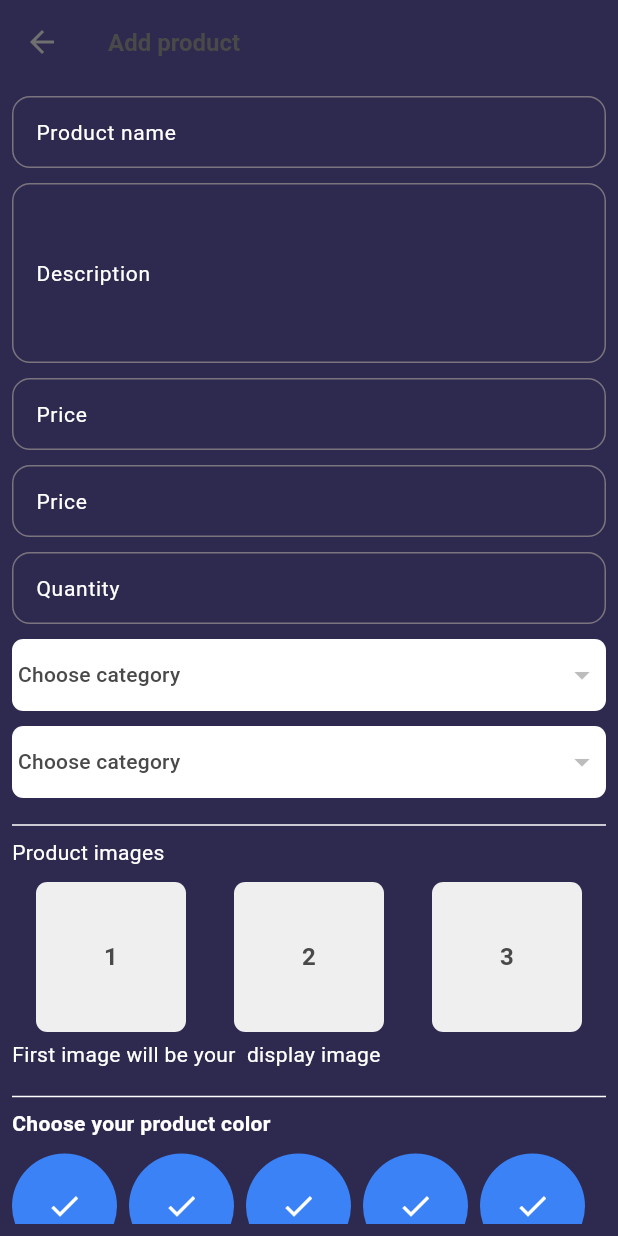
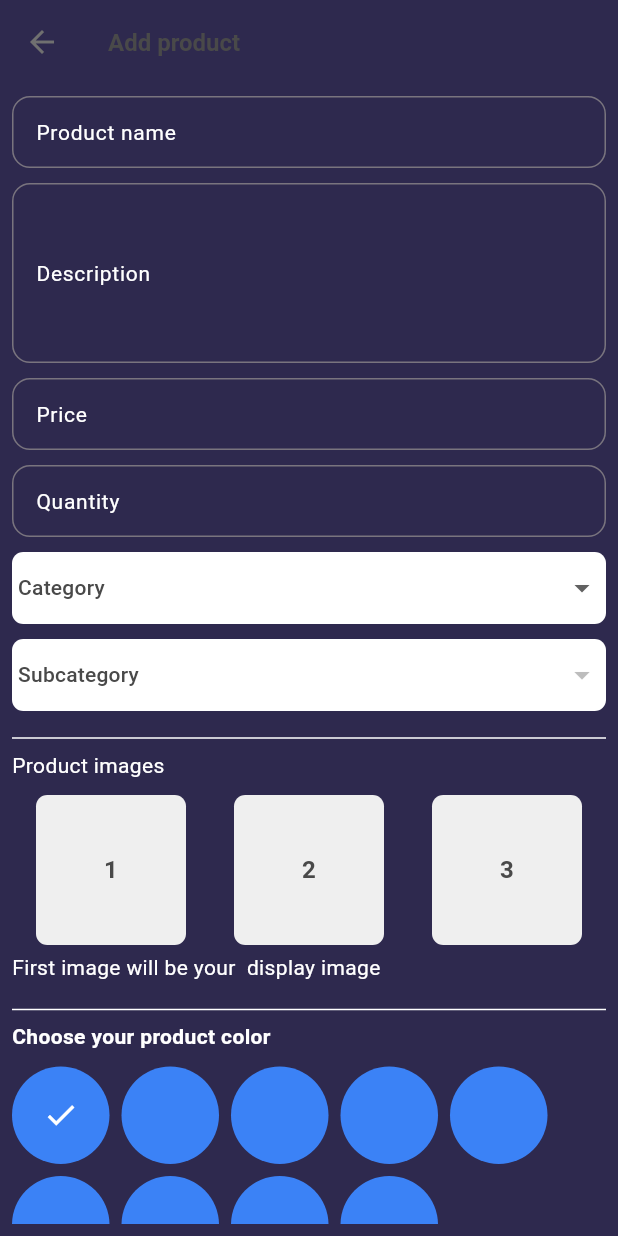
Before and after one commit to MDK301/e_comer_admin, a Flutter app: the ProductsScreen screen opened directly, after a tap on the "add" icon, on a phone screen of 412 x 824 dp. Run offline on Flutter 3.47's test engine with Material 3 defaults, Android fonts, the phone set to English and light mode, and no system bars; our stand-ins replace cloud_firestore, firebase_auth, firebase_core, firebase_storage, get, image_picker and 1 more; accounts and stored records are empty.

Commit message:
29/30 finish

```diff
--- /dev/null
+++ b/lib/controller/product_controller.dart
@@ -0,0 +1,60 @@
+import 'dart:io';
+
+import 'package:e_comer_admin/const/const.dart';
+import 'package:e_comer_admin/models/category_model.dart';
+import 'package:flutter/services.dart';
+import 'package:image_picker/image_picker.dart';
+
+class ProductController extends GetxController{
+//text field controller
+  var pnameController = TextEditingController();
+  var pdescController = TextEditingController();
+  var ppriceController = TextEditingController();
+  var pquantityController = TextEditingController();
+
+  var categoryList =<String>[].obs;
+  var subcategoryList = <String>[].obs;
+  List<Category> category = [];
+  var pImagesList =RxList<dynamic>.generate(3, (index)=>null);
+
+  var categoryvalue = ''.obs;
+  var subcategoryvalue = ''.obs;
+  var selectedColorIndex = 0.obs;
+
+
+  getCategories() async {
+    var data = await rootBundle.loadString("lib/services/category_model.json");
+    var cat = categoryModelFromJson(data);
+    category = cat.categories;
+  }
+
+  populateCategoryList() {
+    categoryList.clear();
+
+    for (var item in category) {
+      categoryList.add(item.name);
+    }
+  }
+  populateSubcategory(cat) {
+    subcategoryList.clear();
+
+    var data = category.where((element) => element.name == cat).toList();
+
+    for (var i = 0; i < data.first.subcategory.length; i++) {
+      subcategoryList.add(data.first.subcategory[i]);
+    }
+  }
+  pickImage(index, context) async {
+    try {
+      final img = await ImagePicker().pickImage(source: ImageSource.gallery, imageQuality: 80);
+      if (img == null) {
+        return;
+      } else {
+        pImagesList[index] = File(img.path);
+      }
+    } catch (e) {
+      VxToast.show(context, msg: e.toString());
+    }
+  }
+
+}
--- a/lib/services/store_service.dart
+++ b/lib/services/store_service.dart
@@ -10,4 +10,7 @@ class StoreServices {
   static getOrders(uid) {
     return firestore.collection(ordersCollection).where('vendors', arrayContains: uid).snapshots();
   }
+  static getProducts(uid) {
+    return firestore.collection(productsCollection).where('vendor_id', isEqualTo: uid).snapshots();
+  }
 }
--- a/lib/views/products_screen/add_product.dart
+++ b/lib/views/products_screen/add_product.dart
@@ -1,4 +1,5 @@
 import 'package:e_comer_admin/const/const.dart';
+import 'package:e_comer_admin/controller/product_controller.dart';
 import 'package:e_comer_admin/views/products_screen/component/product_dropdown.dart';
 import 'package:e_comer_admin/views/products_screen/component/product_images.dart';
 import 'package:e_comer_admin/views/widget/custom_textfield.dart';
@@ -9,6 +10,8 @@ class AddProduct extends StatelessWidget {
 
   @override
   Widget build(BuildContext context) {
+    var controller = Get.find<ProductController>();
+
     return Scaffold(
       backgroundColor: purpleColor,
       appBar: AppBar(
@@ -30,36 +33,66 @@ class AddProduct extends StatelessWidget {
           child: Column(
             crossAxisAlignment: CrossAxisAlignment.start,
             children: [
-              customTextField(hint: "eg. BMW", label: "Product name"),
+              customTextField(
+                  hint: "eg. BMW",
+                  label: "Product name",
+                  controller: controller.pnameController),
               10.heightBox,
               customTextField(
-                  hint: "eg. Nice product", label: "Description", isDesc: true),
+                  hint: "eg. Nice product",
+                  label: "Description",
+                  isDesc: true,
+                  controller: controller.pdescController),
               10.heightBox,
-              customTextField(hint: "eg. \$100", label: "Price"),
+              customTextField(
+                  hint: "eg. \$100",
+                  label: "Price",
+                  controller: controller.ppriceController),
               10.heightBox,
-              customTextField(hint: "eg. \$100", label: "Price"),
+              customTextField(
+                  hint: "eg. 20",
+                  label: "Quantity",
+                  controller: controller.pquantityController),
               10.heightBox,
-              customTextField(hint: "eg. 20", label: "Quantity"),
+              productDropdown("Category", controller.categoryList,
+                  controller.categoryvalue, controller),
               10.heightBox,
-              productDropdown(),
+              productDropdown("Subcategory", controller.subcategoryList,
+                  controller.subcategoryvalue, controller),
               10.heightBox,
-              productDropdown(),
-              10.heightBox,
-              Divider(color: white,),
+              Divider(
+                color: white,
+              ),
               normalText(text: "Product images"),
               10.heightBox,
-
-              Row(
+              Obx(
+                () => Row(
                   mainAxisAlignment: MainAxisAlignment.spaceAround,
-                children: List.generate(3, (index) => producImages(lable: "${index+1}")),
+                  children: List.generate(
+                    3,
+                    (index) => controller.pImagesList[index] != null
+                        ? Image.file(
+                            controller.pImagesList[index],
+                            width: 100,
+                          ).onTap(() {
+                            controller.pickImage(index, context);
+                          })
+                        : producImages(label: "${index + 1}").onTap(() {
+                            controller.pickImage(index, context);
+                          }),
+                  ),
+                ),
               ),
               5.heightBox,
               normalText(text: "First image will be your  display image"),
               10.heightBox,
-              Divider(color: white,),
+              Divider(
+                color: white,
+              ),
               boldText(text: "Choose your product color"),
               10.heightBox,
-              Wrap(
+              Obx(
+                () => Wrap(
                   spacing: 8.0,
                   runSpacing: 8.0,
                   children: List.generate(
@@ -67,9 +100,19 @@ class AddProduct extends StatelessWidget {
                     (index) => Stack(
                       alignment: Alignment.center,
                       children: [
-                      VxBox().color(Vx.randomPrimaryColor).roundedFull.size(70, 70).make(),
-                      const Icon(Icons.done, color: white),
+                        VxBox()
+                            .color(Vx.randomPrimaryColor)
+                            .roundedFull
+                            .size(65, 65)
+                            .make()
+                            .onTap(() {
+                          controller.selectedColorIndex.value = index;
+                        }),
+                        controller.selectedColorIndex.value == index
+                            ? const Icon(Icons.done, color: white)
+                            : const SizedBox(),
                       ],
+                    ),
                   ),
                 ),
               ),
--- a/lib/views/products_screen/component/product_dropdown.dart
+++ b/lib/views/products_screen/component/product_dropdown.dart
@@ -1,14 +1,33 @@
 import 'package:e_comer_admin/const/const.dart';
+import 'package:e_comer_admin/controller/product_controller.dart';
 import 'package:e_comer_admin/views/widget/text_style.dart';
 
-Widget productDropdown() {
-  return DropdownButtonHideUnderline(
-      child: DropdownButton<String>(
-        hint: normalText(text: "Choose category",color: fontGrey),
-        value: null,
-        isExpanded: true,
-        items: const [],
-        onChanged: (value) {},
-      ) // DropdownButton
-  ).box.white.padding(const EdgeInsets.symmetric(horizontal: 4)).roundedSM.make();
+Widget productDropdown(
+    hint, List<String> list, dropvalue, ProductController controller) {
+  return Obx(
+    () => DropdownButtonHideUnderline(
+            child: DropdownButton<String>(
+      hint: normalText(text: "$hint", color: fontGrey),
+      value: dropvalue.value == '' ? null : dropvalue.value,
+      isExpanded: true,
+      items: list.map((e) {
+        return DropdownMenuItem(
+          child: e.toString().text.make(),
+          value: e,
+        );
+      }).toList(),
+      onChanged: (newValue) {
+        if (hint == "Category") {
+          controller.subcategoryvalue.value = '';
+          controller.populateSubcategory(newValue.toString());
+        }
+        dropvalue.value = newValue.toString();
+      },
+    ))
+        .box
+        .white
+        .padding(const EdgeInsets.symmetric(horizontal: 4))
+        .roundedSM
+        .make(),
+  );
 }
--- a/lib/views/products_screen/component/product_images.dart
+++ b/lib/views/products_screen/component/product_images.dart
@@ -1,4 +1,15 @@
 import 'package:e_comer_admin/const/const.dart';
- Widget producImages({required lable,onPress}){
-   return "$lable".text.bold.color(fontGrey).size(16.0).makeCentered().box.color(lightGrey).size(100, 100).roundedSM.make();
- }
+
+Widget producImages({required label, onPress}) {
+  return "$label"
+      .text
+      .bold
+      .color(fontGrey)
+      .size(16.0)
+      .makeCentered()
+      .box
+      .color(lightGrey)
+      .size(100, 100)
+      .roundedSM
+      .make();
+}
--- a/lib/views/products_screen/products_screen.dart
+++ b/lib/views/products_screen/products_screen.dart
@@ -1,7 +1,12 @@
+import 'package:cloud_firestore/cloud_firestore.dart';
 import 'package:e_comer_admin/const/const.dart';
+import 'package:e_comer_admin/const/firebase_consts.dart';
+import 'package:e_comer_admin/controller/product_controller.dart';
+import 'package:e_comer_admin/services/store_service.dart';
 import 'package:e_comer_admin/views/products_screen/add_product.dart';
 import 'package:e_comer_admin/views/products_screen/product_detail.dart';
 import 'package:e_comer_admin/views/widget/appbar_widget.dart';
+import 'package:e_comer_admin/views/widget/loading_indicator.dart';
 import 'package:intl/intl.dart' as intl;
 
 import '../widget/text_style.dart';
@@ -11,10 +16,14 @@ class ProductsScreen extends StatelessWidget {
 
   @override
   Widget build(BuildContext context) {
+    var controller=Get.put(ProductController());
+
     return Scaffold(
       floatingActionButton: FloatingActionButton(
         backgroundColor: purpleColor,
-        onPressed: () {
+        onPressed: ()async {
+          await controller.getCategories();
+          controller.populateCategoryList();
           Get.to(() => const AddProduct());
         },
         child: Icon(
@@ -23,34 +32,48 @@ class ProductsScreen extends StatelessWidget {
         ),
       ),
       appBar: appbarWidget(products),
-      body: Padding(
+      body: StreamBuilder(
+          stream: StoreServices.getProducts(currentUser!.uid),
+          builder:
+              (BuildContext context, AsyncSnapshot<QuerySnapshot> snapshot) {
+            if (!snapshot.hasData) {
+              return loadingIndicator();
+            } else {
+              var data = snapshot.data!.docs;
+
+              return Padding(
                 padding: const EdgeInsets.all(12.0),
                 child: SingleChildScrollView(
                   physics: const BouncingScrollPhysics(),
                   child: Column(
                     children: List.generate(
-              20,
+                      data.length,
                       (index) => Card(
                         child: ListTile(
                             onTap: () {
-                      Get.to(() => ProductDetails());
+                              Get.to(() => ProductDetails(data: data[index],));
                             },
-                    leading: Image.asset(
-                      imgProduct,
+                            leading: Image.network(
+                              data[index]['p_imgs'][0],
                               width: 100,
                               height: 100,
                               fit: BoxFit.cover,
                             ),
                             title: boldText(
-                      text: "Product title",
+                              text: "${data[index]['p_name']}",
                               color: fontGrey,
                             ),
-                    subtitle:Row(
+                            subtitle: Row(
                               crossAxisAlignment: CrossAxisAlignment.start,
                               children: [
-                        normalText(text: "\$40.0", color: darkGrey),
+                                normalText(
+                                    text: "\$${data[index]['p_price']}",
+                                    color: darkGrey),
                                 10.widthBox,
-                        boldText(text: "Featured", color: green),
+                                boldText(
+                                  text: data[index]['is_featured'] == true ? "Featured" : '',
+                                  color: green,
+                                )
                               ],
                             ),
                             trailing: VxPopupMenu(
@@ -79,7 +102,9 @@ class ProductsScreen extends StatelessWidget {
                     ),
                   ),
                 ),
-      ),
+              );
+            }
+          }),
     );
   }
 }
```
Also changed, not shown: lib/views/products_screen/product_detail.dart (+25 -18 lines). Lines whose indentation alone changed are shown as unchanged.
